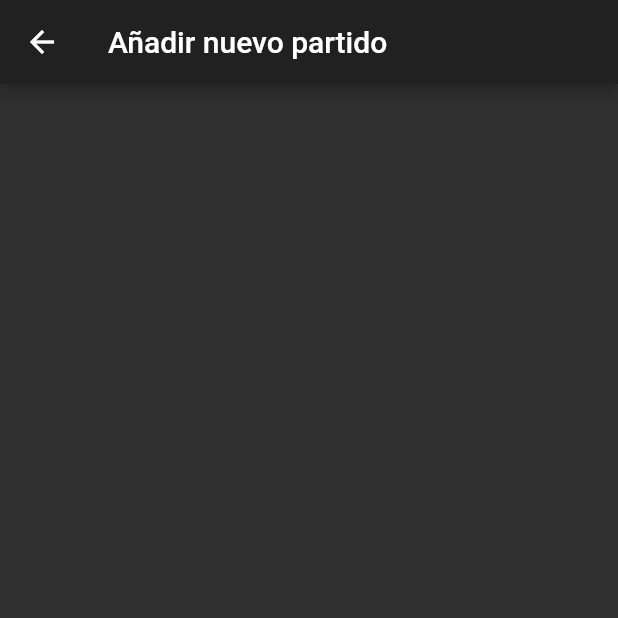
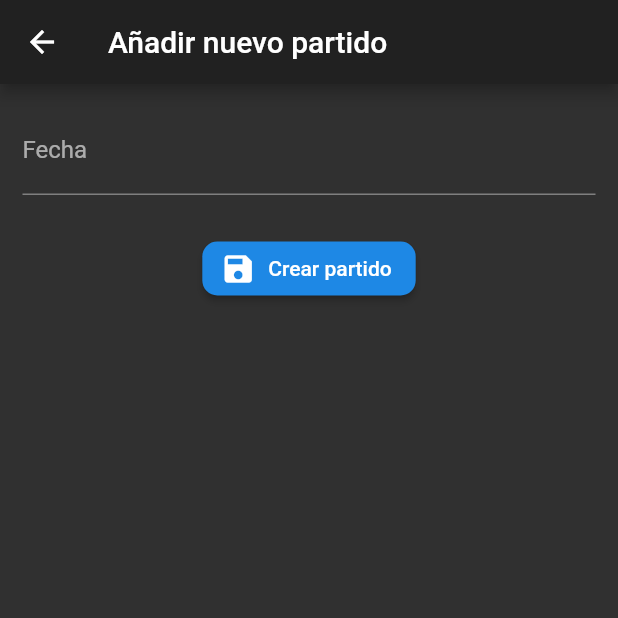
Before and after one commit to carmona44/padel_diary_old, a Flutter app: the MatchFormPage screen opened by its route, on a phone screen of 412 x 824 dp, the top half of it. Run offline on Flutter 3.47's test engine with Material 2 defaults, Android fonts, the phone set to English and light mode, and no system bars; our stand-ins replace modal_bottom_sheet, sqflite; accounts and stored records are empty.

Commit message:
Started with match form page + added datepicker

```diff
--- a/lib/pages/forms/match_form_page.dart
+++ b/lib/pages/forms/match_form_page.dart
@@ -1,6 +1,19 @@
 import 'package:flutter/material.dart';
+import 'package:padel_diary/models/match_model.dart';
+import 'package:padel_diary/providers/match_provider.dart';
+import 'package:provider/provider.dart';
 
-class MatchFormPage extends StatelessWidget {
+class MatchFormPage extends StatefulWidget {
+  @override
+  _MatchFormPageState createState() => _MatchFormPageState();
+}
+
+class _MatchFormPageState extends State<MatchFormPage> {
+  final formKey = GlobalKey<FormState>();
+  Match matchModel = Match();
+
+  TextEditingController _dateController = new TextEditingController();
+
   @override
   Widget build(BuildContext context) {
     return Scaffold(
@@ -11,12 +24,86 @@ class MatchFormPage extends StatelessWidget {
         child: Container(
           padding: EdgeInsets.all(15.0),
           child: Form(
+            key: formKey,
             child: Column(
-              children: [],
+              children: [
+                /*_inputTeamALeft(),
+                _inputTeamARight(),
+                _inputTeamAFirstSet(),
+                _inputTeamASecondSet(),
+                _inputTeamAThirdSet(),
+                _inputTeamBLeft(),
+                _inputTeamBRight(),
+                _inputTeamBFirstSet(),
+                _inputTeamBSecondSet(),
+                _inputTeamBThirdSet(),*/
+                //_inputClub(),
+                //_inputTournament(),
+                //_inputBall(),
+                _dateInput(context),
+                //_effortInput(),
+                //_commentsInput(),
+                //_temperatureInput(),
+                //_mvpInput(),
+                //_durationInput(),
+                SizedBox(height: 25.0),
+                _submitButton()
+              ],
             ),
           ),
         ),
       ),
     );
   }
+
+  Widget _dateInput(BuildContext context) {
+    return TextFormField(
+      enableInteractiveSelection: false,
+      controller: _dateController,
+      decoration: InputDecoration(hintText: 'Fecha', labelText: 'Fecha'),
+      onTap: () {
+        FocusScope.of(context).requestFocus(new FocusNode());
+        _selectDate(context);
+      },
+    );
+  }
+
+  _selectDate(BuildContext context) async {
+    DateTime picked = await showDatePicker(
+      context: context,
+      initialDate: DateTime.now(),
+      firstDate: DateTime(2000),
+      lastDate: DateTime.now(),
+    );
+
+    if (picked != null) {
+      setState(() {
+        matchModel.date = picked.microsecondsSinceEpoch;
+        _dateController.text = picked.toString();
+      });
+    }
+  }
+
+  Widget _submitButton() {
+    return RaisedButton.icon(
+      icon: Icon(Icons.save),
+      label: Text('Crear partido'),
+      shape: RoundedRectangleBorder(borderRadius: BorderRadius.circular(10.0)),
+      onPressed: _submit,
+    );
+  }
+
+  void _submit() {
+    if (!formKey.currentState.validate()) return;
+
+    formKey.currentState.save();
+
+    final matchProvider = Provider.of<MatchProvider>(context, listen: false);
+    matchProvider.createMatch(matchModel);
+
+    formKey.currentState.reset();
+    setState(() {
+      matchModel = Match();
+    });
+  }
 }
```
